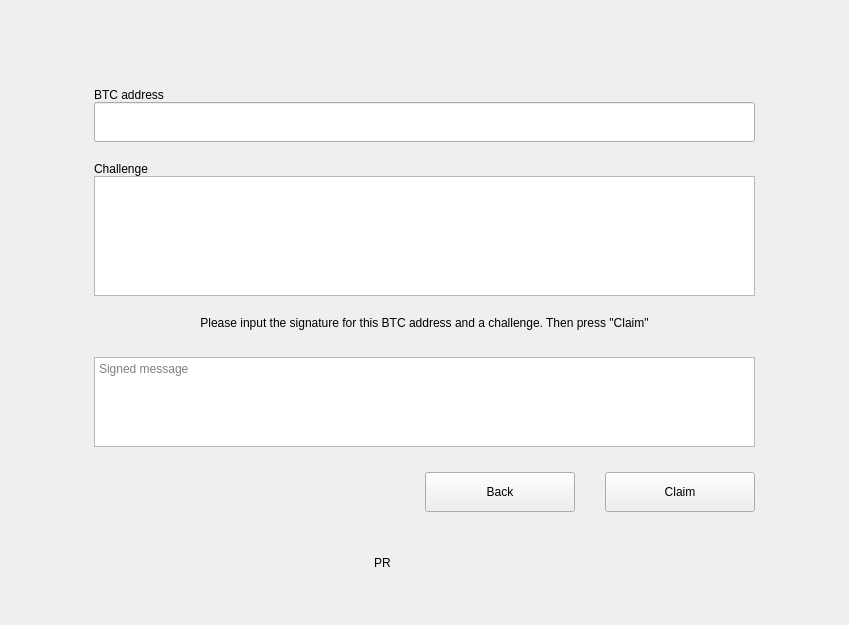
First picture: the form in windows/m_airdropforbtc.ui, repository 0xkobe/mwc-wallet, before the edit.
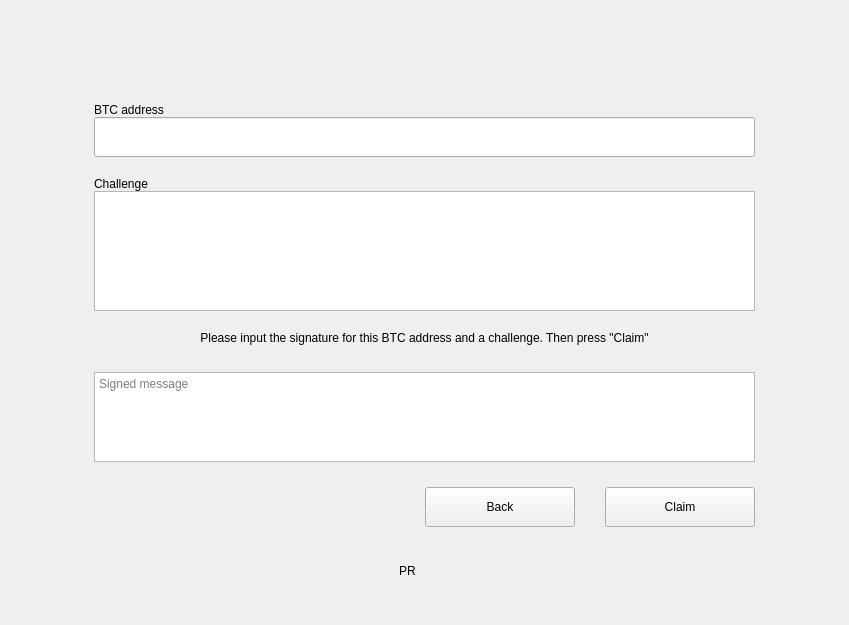
Second picture: the form after the edit. Custom widgets are drawn as their Qt base class.

```diff
--- a/windows/m_airdropforbtc.ui
+++ b/windows/m_airdropforbtc.ui
@@ -410,14 +410,14 @@
        </property>
        <property name="minimumSize">
         <size>
-         <width>100</width>
-         <height>50</height>
+         <width>50</width>
+         <height>25</height>
         </size>
        </property>
        <property name="maximumSize">
         <size>
-         <width>100</width>
-         <height>50</height>
+         <width>50</width>
+         <height>25</height>
         </size>
        </property>
        <property name="text">
@@ -430,13 +430,13 @@
        <property name="minimumSize">
         <size>
          <width>1</width>
-         <height>50</height>
+         <height>25</height>
         </size>
        </property>
        <property name="maximumSize">
         <size>
          <width>1</width>
-         <height>50</height>
+         <height>25</height>
         </size>
        </property>
       </widget>
```
